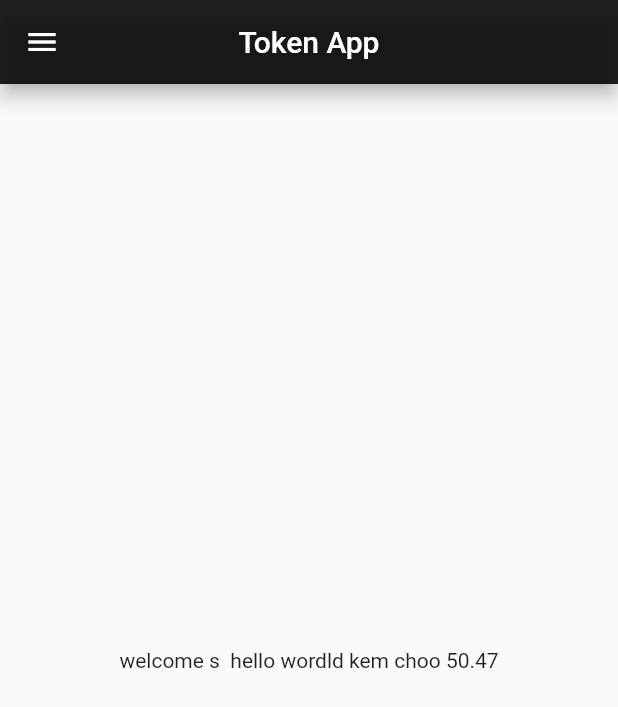
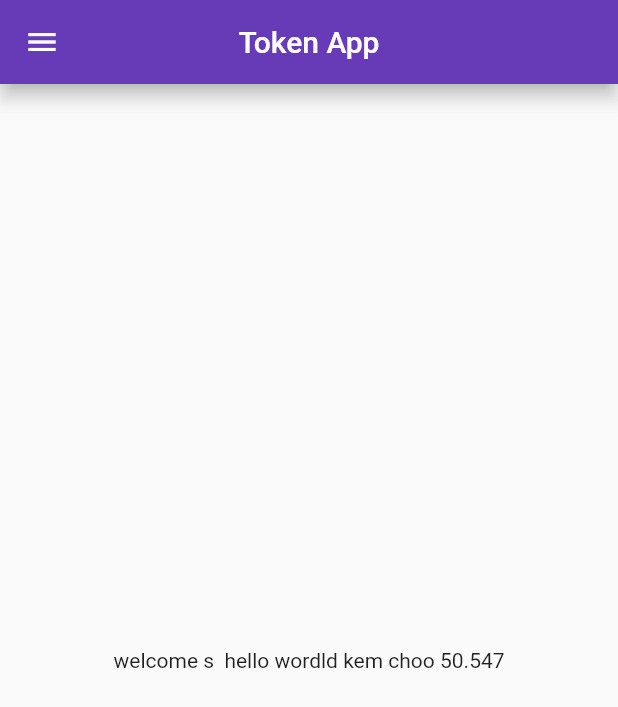
Before and after one commit to Dharmeshgevariya/FlutterBasicCourse, a Flutter app: the screen it shows after launch, on a phone screen of 412 x 824 dp. Shown: the top 707 px of the screen. Run offline on Flutter 3.47's test engine with Material 2 defaults, Android fonts, the phone set to English and light mode, and no system bars.

Commit message:
day3-flutter

```diff
--- a/lib/main.dart
+++ b/lib/main.dart
@@ -1,6 +1,7 @@
 import 'package:flutter/material.dart';
+import 'package:flutter_catelog/pages/login_page.dart';
 
-import 'homePage.dart';
+import 'pages/homePage.dart';
 
 void main() {
   runApp(const MyApp());
@@ -11,6 +12,17 @@ class MyApp extends StatelessWidget {
 
   @override
   Widget build(BuildContext context) {
-    return const MaterialApp(home: HomePage());
+    return MaterialApp(
+      theme: ThemeData(
+        primarySwatch: Colors.deepPurple,
+      ),
+      themeMode: ThemeMode.light,
+      initialRoute: "/home",
+      routes: {
+        "/": (context) => LoginPage(),
+        "/home": (context) => HomePage(),
+        "/login": (context) => LoginPage()
+      },
+    );
   }
 }
--- a/lib/homePage.dart
+++ b/lib/pages/homePage.dart
@@ -3,7 +3,7 @@ import 'package:flutter/material.dart';
 class HomePage extends StatelessWidget {
   const HomePage({Key? key}) : super(key: key);
 
-  final double days = 50.47;
+  final double days = 50.547;
   final String d = " hello wordld kem choo";
 
   @override
@@ -11,7 +11,6 @@ class HomePage extends StatelessWidget {
     return Scaffold(
       appBar: AppBar(
         centerTitle: true,
-        backgroundColor: Colors.black87,
         elevation: 5.0,
         title: const Text(
           'Token App',
@@ -42,7 +41,6 @@ class HomePage extends StatelessWidget {
                 title: Text('Two-line ListTile'),
                 subtitle: Text('Here is a second line'),
               ),
-
             ),
           ],
         ),
```
Also changed, not shown: lib/pages/login_page.dart (added, +19 -0 lines).
